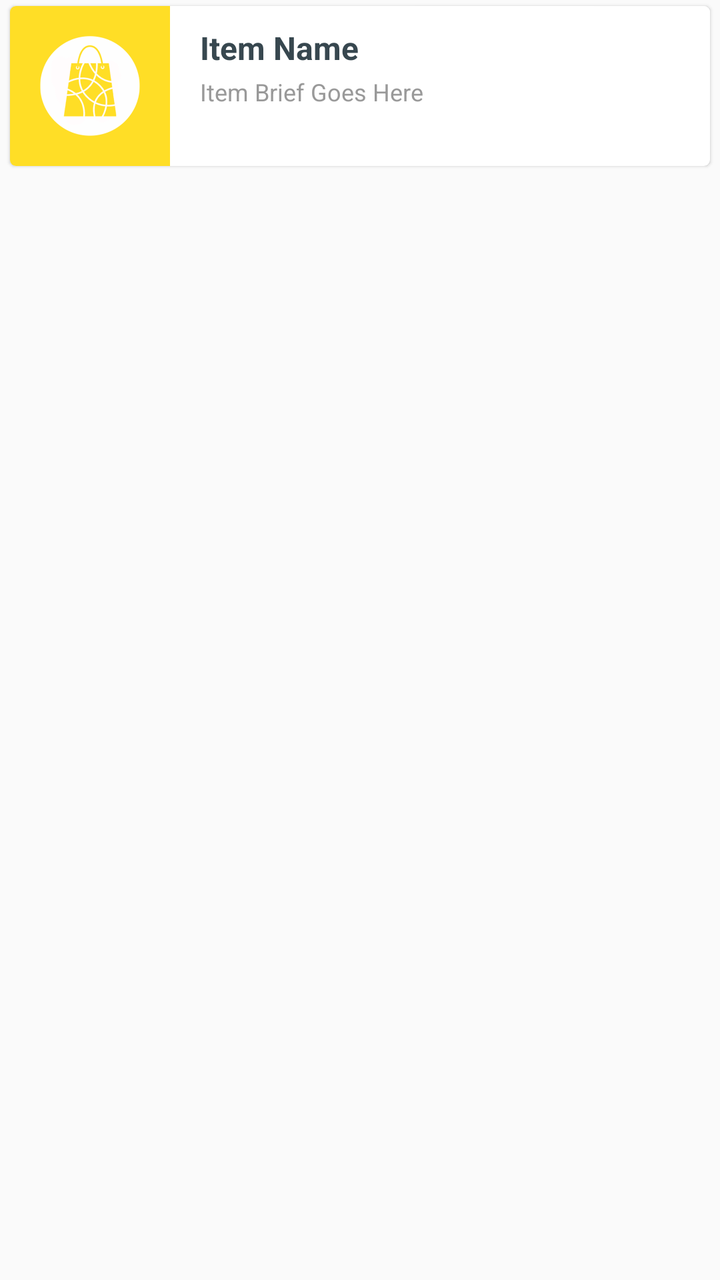
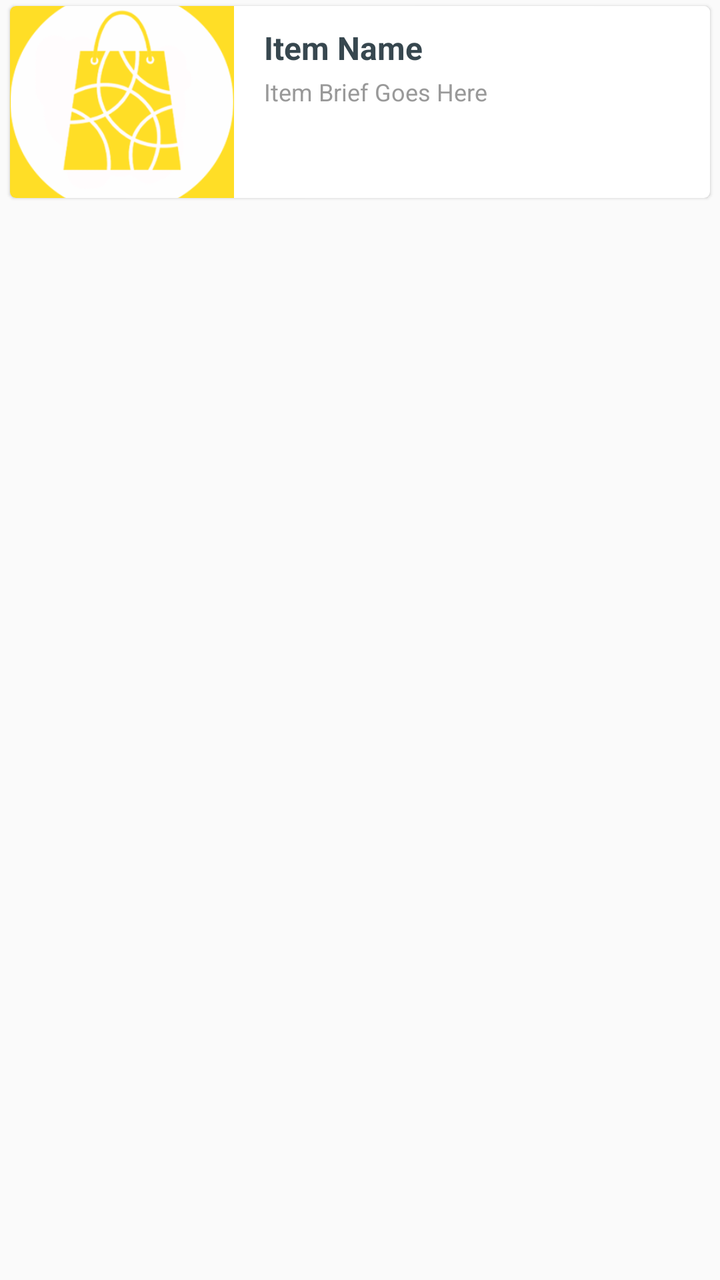

The first picture is an Android layout as it rendered before a commit; the second is the same layout after the commit. The layout source and the unified diff follow.
<!-- AndroidManifest.xml: application theme AppTheme -->
<!-- res/layout/item_category.xml -->
<?xml version="1.0" encoding="utf-8"?>
<RelativeLayout xmlns:android="http://schemas.android.com/apk/res/android"
    xmlns:app="http://schemas.android.com/apk/res-auto"
    android:layout_width="wrap_content"
    android:layout_height="wrap_content">

    <androidx.cardview.widget.CardView
        android:layout_width="match_parent"
        android:layout_height="wrap_content"
        android:layout_marginBottom="@dimen/spacing_small"
        android:layout_marginLeft="@dimen/spacing_medium"
        android:layout_marginRight="@dimen/spacing_medium"
        android:layout_marginTop="@dimen/spacing_small"
        android:clipToPadding="false"
        app:cardBackgroundColor="@android:color/white"
        app:cardCornerRadius="@dimen/card_radius"
        app:cardElevation="@dimen/card_elevation"
        app:cardUseCompatPadding="false">

        <FrameLayout
            android:id="@+id/lyt_parent"
            style="@style/RippleStyleBlack"
            android:layout_width="match_parent"
            android:layout_height="match_parent">

            <LinearLayout
                android:layout_width="match_parent"
                android:layout_height="match_parent"
                android:orientation="horizontal">

                <LinearLayout
                    android:id="@+id/lyt_color"
                    android:layout_width="80dp"
                    android:layout_height="80dp"
                    android:background="@color/colorAccent"
                    android:padding="@dimen/spacing_large">

                    <ImageView
                        android:id="@+id/image"
                        android:layout_width="match_parent"
                        android:layout_height="match_parent"
                        android:scaleType="centerCrop"
                        android:src="@drawable/ic_logo" />

                </LinearLayout>

                <LinearLayout
                    android:layout_width="match_parent"
                    android:layout_height="wrap_content"
                    android:background="@android:color/white"
                    android:orientation="vertical"
                    android:paddingBottom="@dimen/spacing_middle"
                    android:paddingLeft="@dimen/spacing_large"
                    android:paddingRight="@dimen/spacing_large"
                    android:paddingTop="@dimen/spacing_middle">

                    <TextView
                        android:id="@+id/name"
                        android:layout_width="wrap_content"
                        android:layout_height="wrap_content"
                        android:text="Item Name"
                        android:textAppearance="@style/Base.TextAppearance.AppCompat.Subhead"
                        android:textColor="@color/grey_80"
                        android:textStyle="bold" />

                    <TextView
                        android:id="@+id/brief"
                        android:layout_width="wrap_content"
                        android:layout_height="wrap_content"
                        android:layout_marginTop="@dimen/spacing_small"
                        android:maxLines="2"
                        android:text="Item Brief Goes Here"
                        android:textAppearance="@style/Base.TextAppearance.AppCompat.Caption"
                        android:textColor="@color/grey_40" />

                </LinearLayout>
            </LinearLayout>

        </FrameLayout>

    </androidx.cardview.widget.CardView>

</RelativeLayout>
<!-- resources referenced by this layout -->
<resources>
  <color name="colorAccent">#FFDE26</color>
  <color name="grey_40">#999999</color>
  <color name="grey_80">#37474F</color>
  <dimen name="card_elevation">1dp</dimen>
  <dimen name="card_radius">3dp</dimen>
  <dimen name="spacing_large">15dp</dimen>
  <dimen name="spacing_medium">5dp</dimen>
  <dimen name="spacing_middle">10dp</dimen>
  <dimen name="spacing_small">3dp</dimen>
  <!-- drawable ic_logo: png bitmap (drawable, 21548 bytes) -->
  <style name="RippleStyleBlack" parent="RippleStyleWhite" />
  <style name="AppTheme" parent="Theme.AppCompat.Light.NoActionBar">
          
          <item name="colorPrimary">@color/colorPrimary</item>
          <item name="colorPrimaryDark">@color/colorPrimaryDark</item>
          <item name="colorAccent">@color/colorAccent</item>
          <item name="colorControlNormal">@color/grey_60</item>
          <item name="fontFamily">@font/iransans</item>
      </style>
  <style name="RippleStyleWhite">
          <item name="android:foreground">?attr/selectableItemBackground</item>
          <item name="android:clickable">true</item>
          <item name="android:focusable">true</item>
      </style>
  <color name="colorPrimary">#4DB151</color>
  <color name="colorPrimaryDark">#429E45</color>
  <color name="grey_60">#666666</color>
</resources>

<!-- the commit's change to res/layout/item_category.xml (unified diff, before → after) -->
@@ -30,15 +30,16 @@
 
                 <LinearLayout
                     android:id="@+id/lyt_color"
-                    android:layout_width="80dp"
-                    android:layout_height="80dp"
+                    android:layout_width="112dp"
+                    android:layout_height="96dp"
                     android:background="@color/colorAccent"
-                    android:padding="@dimen/spacing_large">
+                    android:padding="0dp">
 
                     <ImageView
                         android:id="@+id/image"
                         android:layout_width="match_parent"
                         android:layout_height="match_parent"
+                        android:contentDescription="@string/title_category"
                         android:scaleType="centerCrop"
                         android:src="@drawable/ic_logo" />
 
<!-- resource entries referenced after the edit -->
@@ -10,6 +10,7 @@
   <dimen name="spacing_middle">10dp</dimen>
   <dimen name="spacing_small">3dp</dimen>
   <!-- drawable ic_logo: png bitmap (drawable, 21548 bytes) -->
+  <string name="title_category">Categories</string>
   <style name="RippleStyleBlack" parent="RippleStyleWhite" />
   <style name="AppTheme" parent="Theme.AppCompat.Light.NoActionBar">
           
